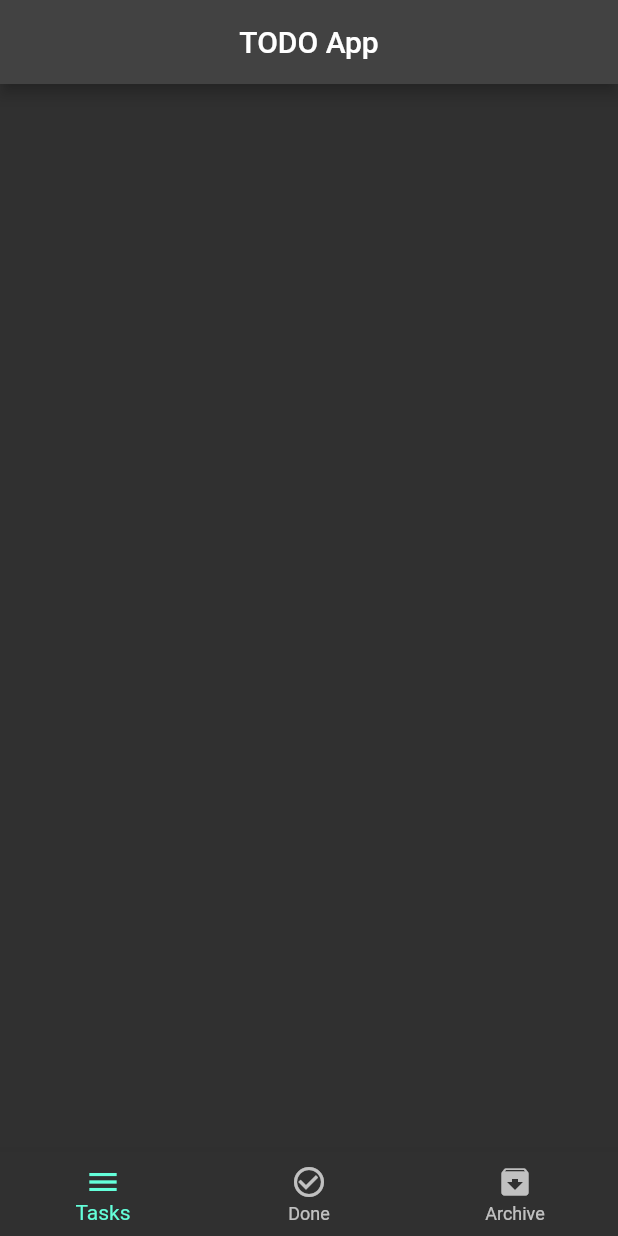
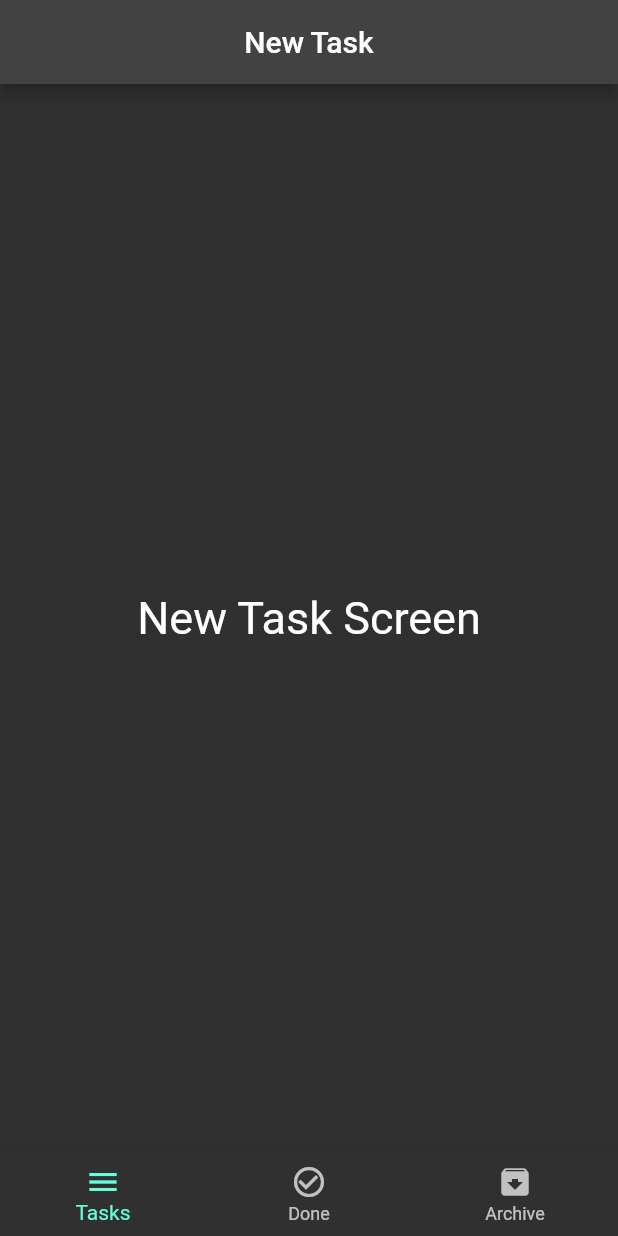
Before and after one commit to mido-ahmed/TODO-APP, a Flutter app: the screen it shows after launch, on a phone screen of 412 x 824 dp. Run offline on Flutter 3.47's test engine with Material 2 defaults, Android fonts, the phone set to English and light mode, and no system bars.

Commit message:
add new 3 pages and add togle between screens and change app bar title every screen

```diff
--- a/lib/layout/home_layout.dart
+++ b/lib/layout/home_layout.dart
@@ -1,4 +1,7 @@
 import 'package:flutter/material.dart';
+import 'package:todo_list_app/modules/archived_tasks/app-archieved-tasks.dart';
+import 'package:todo_list_app/modules/done_tasks/app-done-tasks.dart';
+import 'package:todo_list_app/modules/new_tasks/app-new-tasks.dart';
 
 class HomeLayout extends StatefulWidget {
   const HomeLayout({super.key});
@@ -9,6 +12,12 @@ class HomeLayout extends StatefulWidget {
 
 class _HomeLayoutState extends State<HomeLayout> {
   int currentIndex = 0;
+  List<Widget> screens = [
+    NewTaskScreen(),
+    DoneTaskScreen(),
+    ArchieveTaskScreen()
+  ];
+  List<String> appBarNames = ["New Task", "Done Task", "Archive Task"];
 
   @override
   Widget build(BuildContext context) {
@@ -29,9 +38,10 @@ class _HomeLayoutState extends State<HomeLayout> {
         ],
       ),
       appBar: AppBar(
-        title: Text("TODO App"),
+        title: Text("${appBarNames[currentIndex]}"),
         centerTitle: true,
       ),
+      body: screens[currentIndex],
     );
   }
 }
--- /dev/null
+++ b/lib/modules/new_tasks/app-new-tasks.dart
@@ -0,0 +1,19 @@
+import 'package:flutter/material.dart';
+
+class NewTaskScreen extends StatefulWidget {
+  const NewTaskScreen({super.key});
+
+  @override
+  State<NewTaskScreen> createState() => _NewTaskScreenState();
+}
+
+class _NewTaskScreenState extends State<NewTaskScreen> {
+  @override
+  Widget build(BuildContext context) {
+    return Center(
+        child: Text(
+      "New Task Screen",
+      style: TextStyle(fontSize: 30),
+    ));
+  }
+}
```
Also changed, not shown: lib/modules/archived_tasks/app-archieved-tasks.dart (added, +19 -0 lines), lib/modules/done_tasks/app-done-tasks.dart (added, +19 -0 lines).
